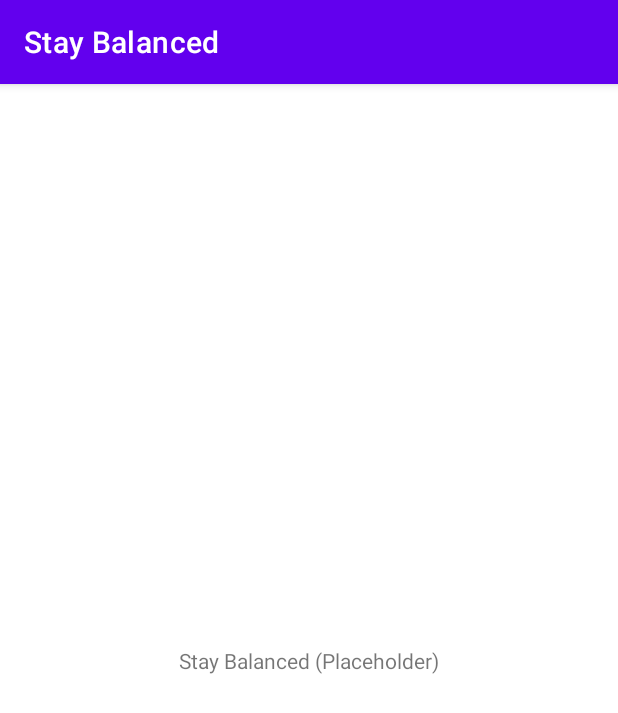
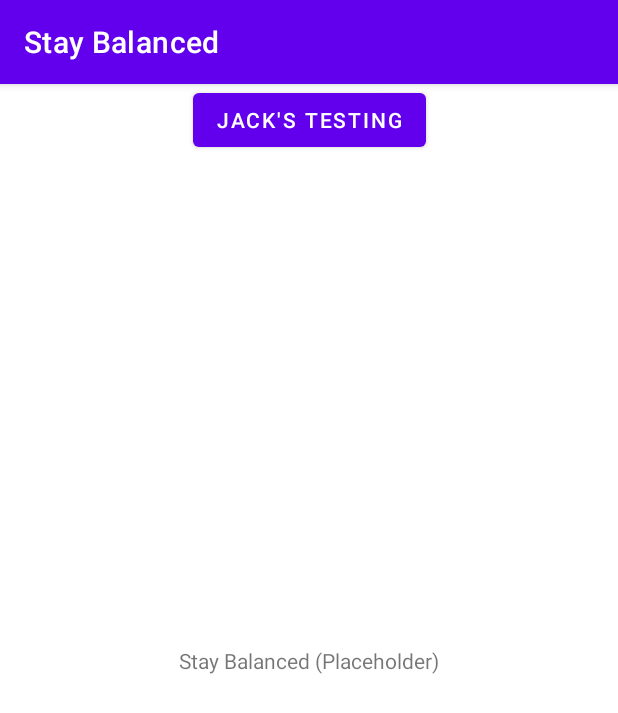
Before and after one commit to dotSlashJack/stay-balanced-app, an Android app: the screen it shows after launch (MainActivity), on a phone screen of 412 x 824 dp. Shown: the top 713 px of the screen. Run offline under Robolectric (Android 15) with nearby library versions, the phone set to English and light mode, and no system bars.

Commit message:
adding jack testing activity

```diff
--- a/app/src/main/AndroidManifest.xml
+++ b/app/src/main/AndroidManifest.xml
@@ -10,6 +10,9 @@
         android:supportsRtl="true"
         android:theme="@style/Theme.StayBalanced">
         <activity
+            android:name=".JackTesting"
+            android:exported="false" />
+        <activity
             android:name=".MainActivity"
             android:exported="true">
             <intent-filter>
--- a/app/src/main/res/layout/activity_main.xml
+++ b/app/src/main/res/layout/activity_main.xml
@@ -15,4 +15,15 @@
         app:layout_constraintRight_toRightOf="parent"
         app:layout_constraintTop_toTopOf="parent" />
 
+    <Button
+        android:id="@+id/button"
+        android:layout_width="wrap_content"
+        android:layout_height="wrap_content"
+        android:text="Jack's Testing"
+        android:onClick="showJack"
+        app:layout_constraintEnd_toEndOf="parent"
+        app:layout_constraintHorizontal_bias="0.5"
+        app:layout_constraintStart_toStartOf="parent"
+        tools:layout_editor_absoluteY="452dp" />
+
 </androidx.constraintlayout.widget.ConstraintLayout>
```
Also changed, not shown: app/src/main/java/edu/staybalanced/staybalanced/JackTesting.java (added, +14 -0 lines), app/src/main/java/edu/staybalanced/staybalanced/MainActivity.java (+7 -0 lines), app/src/main/res/layout/activity_jack_testing.xml (added, +9 -0 lines).
